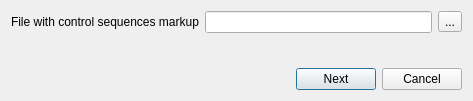
Old version of the form src/plugins/expert_discovery/src/ui/ExpertDiscoveryControlMrkDialog.ui in the repository violethaze74/ugene.
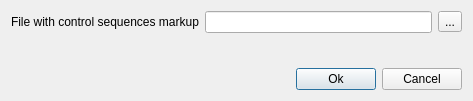
New version of the form. Icons and pictures are not drawn.

```diff
--- a/src/plugins/expert_discovery/src/ui/ExpertDiscoveryControlMrkDialog.ui
+++ b/src/plugins/expert_discovery/src/ui/ExpertDiscoveryControlMrkDialog.ui
@@ -82,7 +82,7 @@
      <item>
       <widget class="QPushButton" name="startButton">
        <property name="text">
-        <string>Next</string>
+        <string>Ok</string>
        </property>
        <property name="default">
         <bool>true</bool>
```
